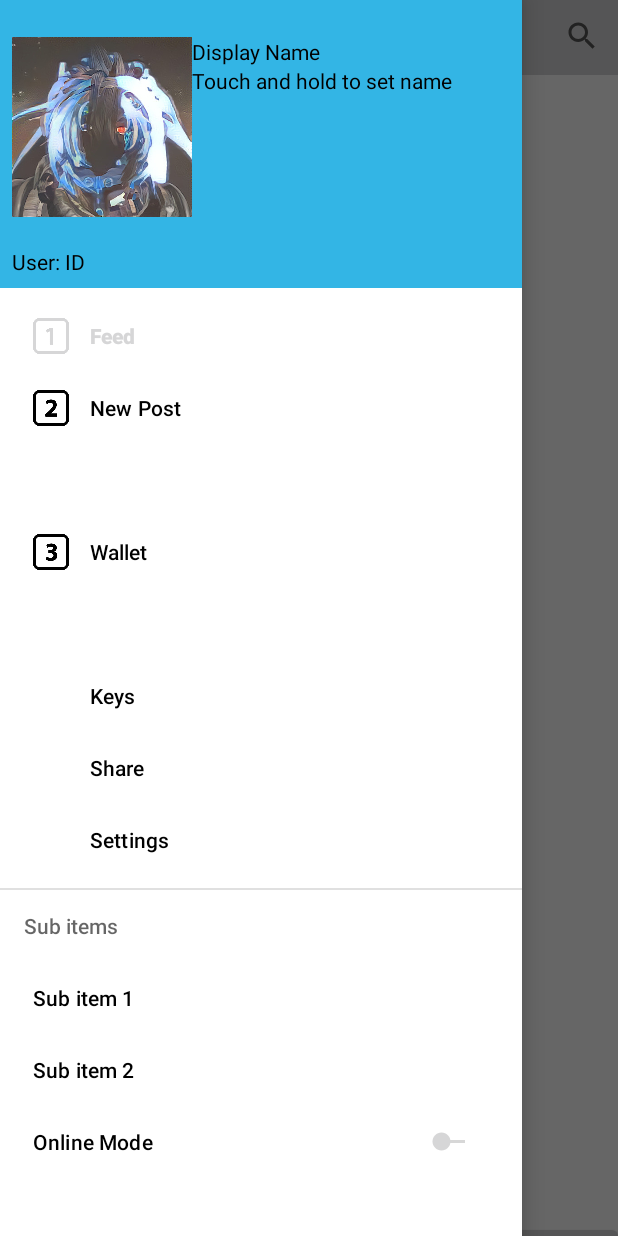
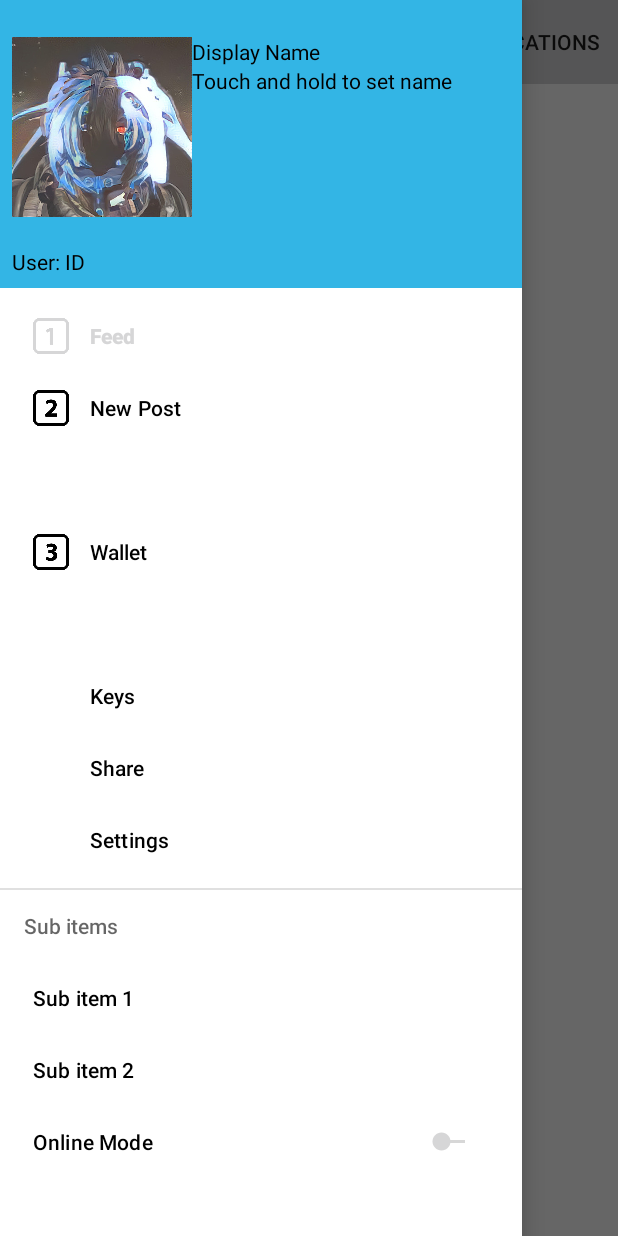
Before and after one commit to BarrenWolfsbane/BAINSocial, an Android app: the HomeFrag screen opened through its navigation route, with the side drawer open, on a phone screen of 412 x 824 dp. Run offline under Robolectric (Android 15) with nearby library versions, the phone set to English and light mode, and no system bars; our stand-ins replace data binding; 7 statements that could not run were skipped.

Commit message:
Added a SearchBar to the Toolbar's menu
Signed-off-by: Fruit-Punch-Samurai <58863987+Fruit-Punch-Samurai@users.noreply.github.com>

```diff
--- a/app/src/main/java/tv/bain/bainsocial/fragments/HomeFrag.java
+++ b/app/src/main/java/tv/bain/bainsocial/fragments/HomeFrag.java
@@ -1,5 +1,7 @@
 package tv.bain.bainsocial.fragments;
 
+import android.app.SearchManager;
+import android.content.Context;
 import android.content.res.Configuration;
 import android.graphics.Bitmap;
 import android.graphics.Color;
@@ -7,19 +9,26 @@ import android.graphics.drawable.BitmapDrawable;
 import android.graphics.drawable.Drawable;
 import android.os.Bundle;
 import android.view.LayoutInflater;
+import android.view.Menu;
+import android.view.MenuInflater;
+import android.view.MenuItem;
 import android.view.View;
 import android.view.ViewGroup;
 import android.widget.ImageView;
 import android.widget.SeekBar;
 import android.widget.TextView;
+import android.widget.Toast;
 
 import androidx.annotation.NonNull;
 import androidx.annotation.Nullable;
 import androidx.appcompat.app.ActionBarDrawerToggle;
 import androidx.appcompat.app.AppCompatActivity;
+import androidx.appcompat.widget.SearchView;
 import androidx.fragment.app.Fragment;
 import androidx.lifecycle.ViewModelProvider;
 import androidx.navigation.fragment.NavHostFragment;
+
+import java.util.Objects;
 
 import tv.bain.bainsocial.R;
 import tv.bain.bainsocial.adapters.PostsAdapter;
@@ -34,6 +43,7 @@ public class HomeFrag extends Fragment {
     private HomeViewModel vm;
     private HomeFragmentBinding b = null;
     private PostsAdapter adapter;
+    private ActionBarDrawerToggle toggle;
 
     @Override
     public View onCreateView(@NonNull LayoutInflater inflater, @Nullable ViewGroup container,
@@ -46,13 +56,15 @@ public class HomeFrag extends Fragment {
         return b.getRoot();
     }
 
-    ActionBarDrawerToggle toggle;
-
     @Override
     public void onActivityCreated(@Nullable Bundle savedInstanceState) {
         super.onActivityCreated(savedInstanceState);
+        /* Useful for setting the Toolbar's menu items */
+        setHasOptionsMenu(true);
+
         vm = new ViewModelProvider(this).get(HomeViewModel.class);
         bindData();
+
         initiateDrawer();
     }
 
@@ -68,6 +80,66 @@ public class HomeFrag extends Fragment {
         b.setLifecycleOwner(getViewLifecycleOwner());
         b.setFrag(this);
         b.recycler.setAdapter(adapter);
+    }
+
+    @Override
+    public void onCreateOptionsMenu(@NonNull Menu menu, MenuInflater inflater) {
+        // added this to the onCreate to make it work: setHasOptionsMenu(true);
+        inflater.inflate(R.menu.posts_toolbar_menu, menu);
+
+        prepareTheSearchView(menu);
+    }
+
+    private void prepareTheSearchView(Menu menu) {
+        MenuItem searchItem = menu.findItem(R.id.action_search);
+        SearchManager searchManager = (SearchManager) requireActivity().getSystemService(Context.SEARCH_SERVICE);
+
+        SearchView searchView = null;
+        if (searchItem != null) {
+            searchView = (SearchView) searchItem.getActionView();
+        }
+        Objects.requireNonNull(searchItem).setOnActionExpandListener(new MenuItem.OnActionExpandListener() {
+
+            @Override
+            public boolean onMenuItemActionCollapse(MenuItem item) {
+                return true;
+            }
+
+            @Override
+            public boolean onMenuItemActionExpand(MenuItem item) {
+                return true;
+            }
+        });
+
+        if (searchView != null) {
+            searchView.setSearchableInfo(Objects.requireNonNull(searchManager).getSearchableInfo(requireActivity().getComponentName()));
+
+            SearchView.OnQueryTextListener queryTextListener = new SearchView.OnQueryTextListener() {
+                @Override
+                public boolean onQueryTextChange(String newText) {
+                    return true;
+                }
+
+                @Override
+                public boolean onQueryTextSubmit(String query) {
+                    if (!query.equals("")) {
+                        Toast.makeText(requireActivity(), "", Toast.LENGTH_SHORT).show();
+                    }
+                    return false;
+                }
+            };
+            searchView.setOnQueryTextListener(queryTextListener);
+
+            searchView.setQueryHint("Search for posts");
+        }
+    }
+
+    @Override
+    public boolean onOptionsItemSelected(MenuItem item) {
+        if (item.getItemId() == R.id.action_search) {
+            Toast.makeText(requireActivity(), "Searching", Toast.LENGTH_SHORT).show();
+        }
+        return super.onOptionsItemSelected(item);
     }
 
     private void initiateDrawer() {
@@ -97,14 +169,14 @@ public class HomeFrag extends Fragment {
         setNavHeader();
     }
 
-    public void setNavHeader(){
+    public void setNavHeader() {
         int textCL = Color.BLACK;
         View headerLayout = b.navView.getHeaderView(0); //Gets the Header
         //headerLayout.setBackgroundColor(Color.GRAY); //let users define this
         //headerLayout.setBackground();//set Background to the User Defined Image
 
         TextView tV = headerLayout.findViewById(R.id.header_ID_Text);
-        tV.setText("ID: "+BAINServer.getInstance().getUser().getuID());
+        tV.setText("ID: " + BAINServer.getInstance().getUser().getuID());
         tV.setTextColor(textCL);
 
         tV = headerLayout.findViewById(R.id.nvHeaderDisplayNameLabel);
@@ -116,7 +188,7 @@ public class HomeFrag extends Fragment {
         ImageView profPhoto = headerLayout.findViewById(R.id.hvProfileImage);
         //profPhoto.setImageBitmap();//we can use the Image Class to set this
 
-        Drawable drawable= getResources().getDrawable(R.drawable.f810049d4e3320ba053d1dca055d4764676451fc);
+        Drawable drawable = getResources().getDrawable(R.drawable.f810049d4e3320ba053d1dca055d4764676451fc);
         Bitmap bitmap = ((BitmapDrawable) drawable).getBitmap();
         Drawable newdrawable = new BitmapDrawable(getResources(), Bitmap.createScaledBitmap(bitmap, 50, 50, true));
 
--- a/app/src/main/res/layout/home_fragment.xml
+++ b/app/src/main/res/layout/home_fragment.xml
@@ -4,6 +4,7 @@
     xmlns:tools="http://schemas.android.com/tools">
 
     <data>
+
         <variable
             name="frag"
             type="tv.bain.bainsocial.fragments.HomeFrag" />
@@ -29,24 +30,13 @@
                     android:layout_height="wrap_content"
                     app:layout_scrollFlags="scroll|enterAlways|enterAlwaysCollapsed">
 
-                    <androidx.constraintlayout.widget.ConstraintLayout
+                    <androidx.appcompat.widget.Toolbar
+                        android:id="@+id/toolbar"
                         android:layout_width="match_parent"
-                        android:layout_height="match_parent">
+                        android:layout_height="wrap_content"
+                        app:layout_constraintStart_toStartOf="parent"
+                        app:layout_constraintTop_toTopOf="parent" />
 
-                        <androidx.appcompat.widget.Toolbar
-                            android:id="@+id/toolbar"
-                            android:layout_width="50dp"
-                            android:layout_height="50dp"
-                            app:layout_constraintStart_toStartOf="parent"
-                            app:layout_constraintTop_toTopOf="parent" />
-
-                        <SearchView
-                            android:id="@+id/searchBar"
-                            android:layout_width="0dp"
-                            android:layout_height="wrap_content"
-                            app:layout_constraintEnd_toEndOf="parent"
-                            app:layout_constraintTop_toTopOf="parent" />
-                    </androidx.constraintlayout.widget.ConstraintLayout>
 
                 </com.google.android.material.appbar.CollapsingToolbarLayout>
             </com.google.android.material.appbar.AppBarLayout>
@@ -114,8 +104,8 @@
             android:layout_height="match_parent"
             android:layout_gravity="start"
             android:fitsSystemWindows="true"
-            app:menu="@menu/drawer_menu"
-            app:headerLayout="@layout/nav_header"/>
+            app:headerLayout="@layout/nav_header"
+            app:menu="@menu/drawer_menu" />
 
     </androidx.drawerlayout.widget.DrawerLayout>
 
--- /dev/null
+++ b/app/src/main/res/menu/posts_toolbar_menu.xml
@@ -0,0 +1,17 @@
+<?xml version="1.0" encoding="utf-8"?>
+<menu xmlns:android="http://schemas.android.com/apk/res/android"
+    xmlns:app="http://schemas.android.com/apk/res-auto">
+
+    <item
+        android:id="@+id/action_search"
+        android:title="Search"
+        android:tooltipText="Search"
+        app:actionViewClass="androidx.appcompat.widget.SearchView"
+        app:showAsAction="collapseActionView|ifRoom" />
+
+    <item
+        android:id="@+id/action_notifications"
+        android:title="Notifications"
+        app:showAsAction="always" />
+
+</menu>
```
